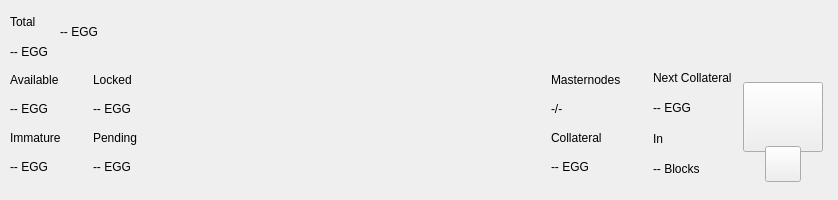
Qt form src/qt/pivx/forms/topbar.ui (KingricharVD/DSW) before a commit.
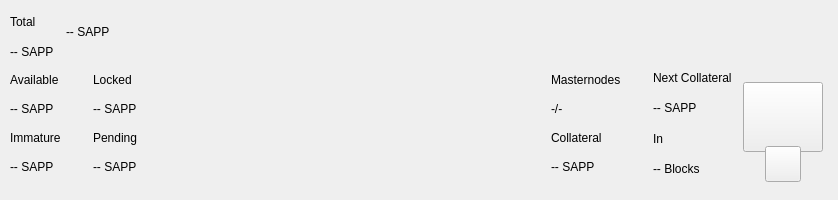
The same form after that commit. Custom widgets are drawn as their Qt base class.

What changed in the file:
```diff
--- a/src/qt/pivx/forms/topbar.ui
+++ b/src/qt/pivx/forms/topbar.ui
@@ -119,7 +119,7 @@
               <item>
                <widget class="QLabel" name="labelAmountPiv">
                 <property name="text">
-                 <string notr="true">-- EGG</string>
+                 <string notr="true">-- SAPP</string>
                 </property>
                </widget>
               </item>
@@ -162,7 +162,7 @@
                  <string notr="true">padding:0px;margin:0px;</string>
                 </property>
                 <property name="text">
-                 <string notr="true">-- EGG</string>
+                 <string notr="true">-- SAPP</string>
                 </property>
                </widget>
               </item>
@@ -456,7 +456,7 @@
                  <item>
                   <widget class="QLabel" name="labelAvailablePiv">
                    <property name="text">
-                    <string>-- EGG</string>
+                    <string>-- SAPP</string>
                    </property>
                   </widget>
                  </item>
@@ -470,7 +470,7 @@
                  <item>
                   <widget class="QLabel" name="labelImmaturePiv">
                    <property name="text">
-                    <string notr="true">-- EGG</string>
+                    <string notr="true">-- SAPP</string>
                    </property>
                   </widget>
                  </item>
@@ -491,7 +491,7 @@
                  <item>
                   <widget class="QLabel" name="labelLockedPiv">
                    <property name="text">
-                    <string>-- EGG</string>
+                    <string>-- SAPP</string>
                    </property>
                   </widget>
                  </item>
@@ -505,7 +505,7 @@
                  <item>
                   <widget class="QLabel" name="labelPendingPiv">
                    <property name="text">
-                    <string notr="true">-- EGG</string>
+                    <string notr="true">-- SAPP</string>
                    </property>
                   </widget>
                  </item>
@@ -567,7 +567,7 @@
              <item>
               <widget class="QLabel" name="labelCollateralPiv">
                <property name="text">
-                <string notr="true">-- EGG</string>
+                <string notr="true">-- SAPP</string>
                </property>
               </widget>
              </item>
@@ -598,7 +598,7 @@
               <item>
                <widget class="QLabel" name="labelNextCollateralValue">
                 <property name="text">
-                 <string>-- EGG</string>
+                 <string>-- SAPP</string>
                 </property>
                </widget>
               </item>
```
